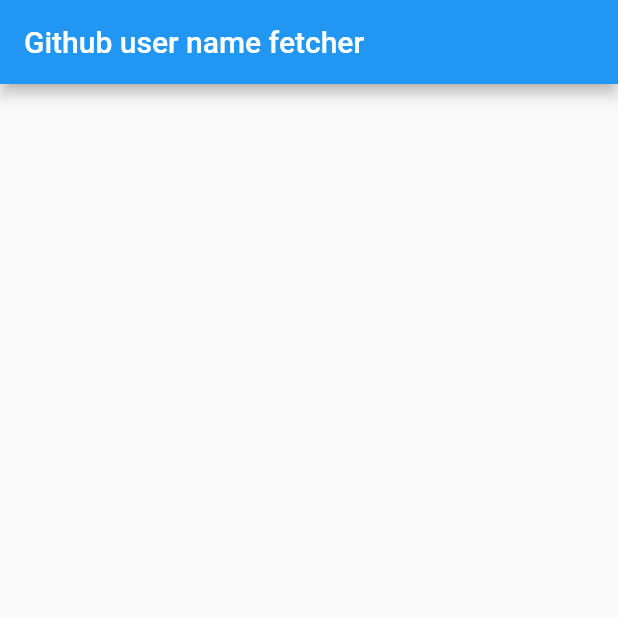
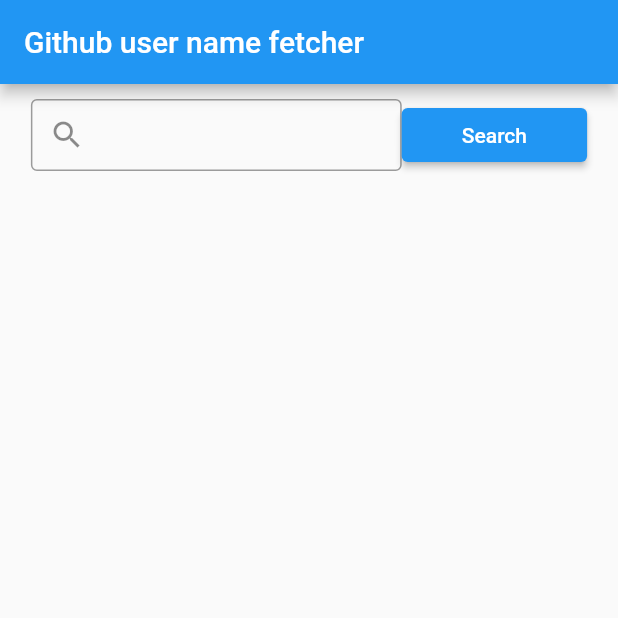
Before and after one commit to Fasica37/search_github_username, a Flutter app: the screen it shows after launch, on a phone screen of 412 x 824 dp, the top half of it. Run offline on Flutter 3.47's test engine with Material 2 defaults, Android fonts, the light colour scheme and no system bars.

Commit message:
print user information from user search input

```diff
--- a/lib/Providers/user_provider.dart
+++ b/lib/Providers/user_provider.dart
@@ -4,8 +4,8 @@
 import 'package:http/http.dart' as http;
 
 class UserProvider with ChangeNotifier {
-  Future<void> fetchUser() async {
-    final url = Uri.parse('https://api.github.com/users/Fasica37');
+  Future<void> fetchUser(String userName) async {
+    final url = Uri.parse('https://api.github.com/users/$userName');
     try {
       var response = await http.get(url);
       var extractedData = json.decode(response.body);
--- a/lib/Screens/home_page.dart
+++ b/lib/Screens/home_page.dart
@@ -12,20 +12,74 @@
 }
 
 class _MyHomePageState extends State<MyHomePage> {
+  TextEditingController _searchController = TextEditingController();
   @override
   void didChangeDependencies() async {
     // TODO: implement didChangeDependencies
     super.didChangeDependencies();
-    await Provider.of<UserProvider>(context, listen: false).fetchUser();
   }
+
+  Future<void> _search() async {
+    await Provider.of<UserProvider>(context, listen: false)
+        .fetchUser(_searchController.text);
+  }
+
+  final _outlineInputBorder = const OutlineInputBorder();
+  final _contentPadding =
+      const EdgeInsets.symmetric(vertical: 0, horizontal: 10);
 
   @override
   Widget build(BuildContext context) {
+    var size = MediaQuery.of(context).size;
     return Scaffold(
       appBar: AppBar(
         title: Text(widget.title),
       ),
-      body: Center(),
+      body: Container(
+        padding: EdgeInsets.all(10),
+        child: Column(children: [
+          Row(
+            mainAxisAlignment: MainAxisAlignment.center,
+            children: [
+              Container(
+                width: size.width * 0.6,
+                child: TextFormField(
+                  controller: _searchController,
+                  textInputAction: TextInputAction.next,
+                  autovalidateMode: AutovalidateMode.onUserInteraction,
+                  decoration: InputDecoration(
+                    contentPadding: _contentPadding,
+                    border: _outlineInputBorder,
+                    prefixIcon: Icon(Icons.search),
+                  ),
+
+                  // validator: (val) {
+                  //   if (val.toString().isEmpty && txt != 'Tag') {
+                  //     return '$txt is required';
+                  //   } else if ((txt == 'Tag') && (tags.isEmpty)) {
+                  //     return 'tag is required';
+                  //   }
+                  //   return null;
+                  // },
+                  // onChanged: (value) {
+                  //   setState(() {});
+                  // },
+                  // onSaved: (value) {
+
+                  // },
+                ),
+              ),
+              Container(
+                width: size.width * 0.3,
+                child: ElevatedButton(
+                  child: Text('Search'),
+                  onPressed: _search,
+                ),
+              )
+            ],
+          )
+        ]),
+      ),
     );
   }
 }
```
